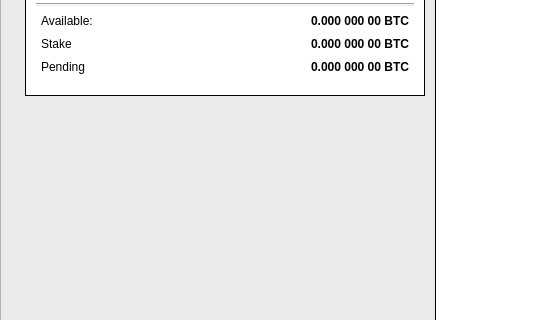
Before: the Qt Designer form src/qt/forms/overviewpage.ui in Stipend-Developer/stipend, drawn with Qt 5; both pictures show x 0 to 560 and y 229 to 549 of the 1024 by 750 pixel window.
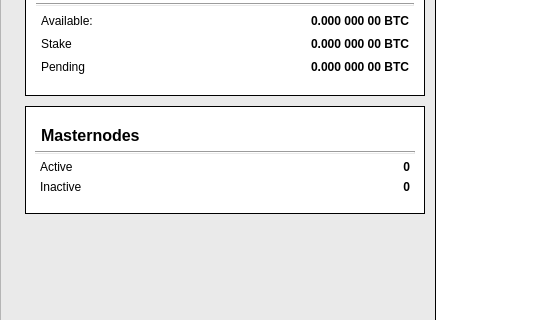
After: the same form once the commit is applied.

Commit message: Fix masternode status bug, update overviewpage.ui

Diff of the .ui file:
```diff
--- a/src/qt/forms/overviewpage.ui
+++ b/src/qt/forms/overviewpage.ui
@@ -889,6 +889,178 @@
             </layout>
            </widget>
           </item>
+          <item>
+           <widget class="QFrame" name="frame_2">
+            <property name="minimumSize">
+             <size>
+              <width>0</width>
+              <height>100</height>
+             </size>
+            </property>
+            <property name="styleSheet">
+             <string notr="true">#frame_2 {
+    background-color: #fff;
+    border: 1px solid black;
+}</string>
+            </property>
+            <property name="frameShape">
+             <enum>QFrame::StyledPanel</enum>
+            </property>
+            <property name="frameShadow">
+             <enum>QFrame::Raised</enum>
+            </property>
+            <layout class="QVBoxLayout" name="verticalLayout">
+             <item>
+              <widget class="QFrame" name="frame_10">
+               <property name="maximumSize">
+                <size>
+                 <width>16777215</width>
+                 <height>40</height>
+                </size>
+               </property>
+               <property name="styleSheet">
+                <string notr="true">border: 0;</string>
+               </property>
+               <property name="frameShape">
+                <enum>QFrame::StyledPanel</enum>
+               </property>
+               <property name="frameShadow">
+                <enum>QFrame::Raised</enum>
+               </property>
+               <property name="lineWidth">
+                <number>0</number>
+               </property>
+               <layout class="QHBoxLayout" name="horizontalLayout_10">
+                <property name="leftMargin">
+                 <number>0</number>
+                </property>
+                <property name="topMargin">
+                 <number>0</number>
+                </property>
+                <property name="rightMargin">
+                 <number>0</number>
+                </property>
+                <property name="bottomMargin">
+                 <number>0</number>
+                </property>
+                <item>
+                 <layout class="QHBoxLayout" name="horizontalLayout_11">
+                  <item>
+                   <widget class="QLabel" name="miscBalanceLabel_2">
+                    <property name="font">
+                     <font>
+                      <pointsize>12</pointsize>
+                      <weight>75</weight>
+                      <bold>true</bold>
+                     </font>
+                    </property>
+                    <property name="styleSheet">
+                     <string notr="true">background-color: #fff;
+padding-top: 10px;
+padding-left: 2px;
+</string>
+                    </property>
+                    <property name="lineWidth">
+                     <number>1</number>
+                    </property>
+                    <property name="text">
+                     <string>Masternodes</string>
+                    </property>
+                   </widget>
+                  </item>
+                 </layout>
+                </item>
+               </layout>
+              </widget>
+             </item>
+             <item>
+              <widget class="Line" name="line_4">
+               <property name="orientation">
+                <enum>Qt::Horizontal</enum>
+               </property>
+              </widget>
+             </item>
+             <item>
+              <layout class="QGridLayout" name="gridLayout_3">
+               <item row="0" column="0">
+                <widget class="QLabel" name="labelBalanceText_2">
+                 <property name="styleSheet">
+                  <string notr="true">margin-left: 2px; background-color: #fff</string>
+                 </property>
+                 <property name="text">
+                  <string>Active</string>
+                 </property>
+                </widget>
+               </item>
+               <item row="0" column="1">
+                <widget class="QLabel" name="labelBalance_2">
+                 <property name="font">
+                  <font>
+                   <weight>75</weight>
+                   <bold>true</bold>
+                  </font>
+                 </property>
+                 <property name="styleSheet">
+                  <string notr="true">margin-right:2px; background-color: #fff</string>
+                 </property>
+                 <property name="text">
+                  <string>0</string>
+                 </property>
+                 <property name="alignment">
+                  <set>Qt::AlignRight|Qt::AlignTrailing|Qt::AlignVCenter</set>
+                 </property>
+                </widget>
+               </item>
+               <item row="1" column="0">
+                <widget class="QLabel" name="labelStakeText_2">
+                 <property name="styleSheet">
+                  <string notr="true">margin-left: 2px; background-color: #fff;</string>
+                 </property>
+                 <property name="text">
+                  <string>Inactive</string>
+                 </property>
+                </widget>
+               </item>
+               <item row="2" column="0">
+                <spacer name="verticalSpacer_3">
+                 <property name="orientation">
+                  <enum>Qt::Vertical</enum>
+                 </property>
+                 <property name="sizeType">
+                  <enum>QSizePolicy::Fixed</enum>
+                 </property>
+                 <property name="sizeHint" stdset="0">
+                  <size>
+                   <width>20</width>
+                   <height>10</height>
+                  </size>
+                 </property>
+                </spacer>
+               </item>
+               <item row="1" column="1">
+                <widget class="QLabel" name="labelStake_2">
+                 <property name="font">
+                  <font>
+                   <weight>75</weight>
+                   <bold>true</bold>
+                  </font>
+                 </property>
+                 <property name="styleSheet">
+                  <string notr="true">margin-right:2px; background-color: #fff</string>
+                 </property>
+                 <property name="text">
+                  <string>0</string>
+                 </property>
+                 <property name="alignment">
+                  <set>Qt::AlignRight|Qt::AlignTrailing|Qt::AlignVCenter</set>
+                 </property>
+                </widget>
+               </item>
+              </layout>
+             </item>
+            </layout>
+           </widget>
+          </item>
           <item>
            <spacer name="verticalSpacer">
             <property name="orientation">
```
The commit also changes 1 other file.
